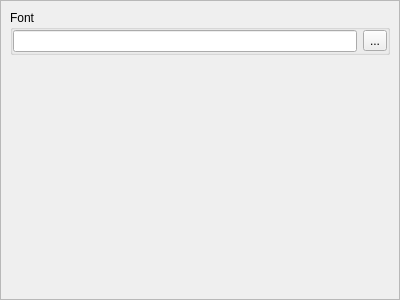
The window that xhexviewoptionswidget.ui (horsicq/XHexView) describes before a commit, drawn with Qt 5.
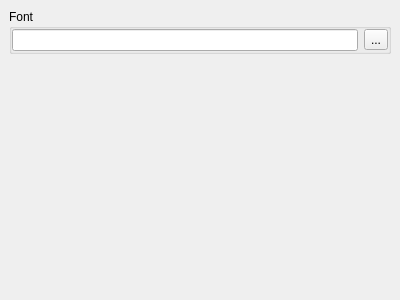
The same window after the commit.

Patch:
```diff
--- a/xhexviewoptionswidget.ui
+++ b/xhexviewoptionswidget.ui
@@ -28,6 +28,12 @@
    </property>
    <item>
     <widget class="QScrollArea" name="scrollArea">
+     <property name="frameShape">
+      <enum>QFrame::NoFrame</enum>
+     </property>
+     <property name="frameShadow">
+      <enum>QFrame::Plain</enum>
+     </property>
      <property name="widgetResizable">
       <bool>true</bool>
      </property>
@@ -36,8 +42,8 @@
        <rect>
         <x>0</x>
         <y>0</y>
-        <width>398</width>
-        <height>298</height>
+        <width>400</width>
+        <height>300</height>
        </rect>
       </property>
       <layout class="QVBoxLayout" name="verticalLayout_2">
```
